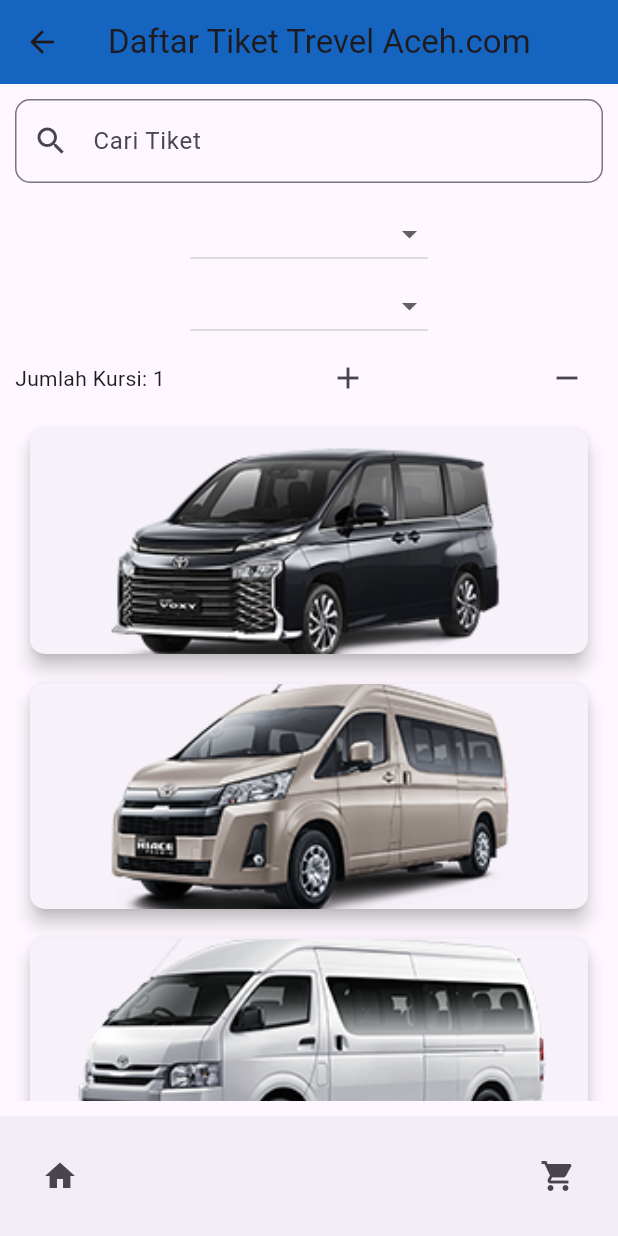
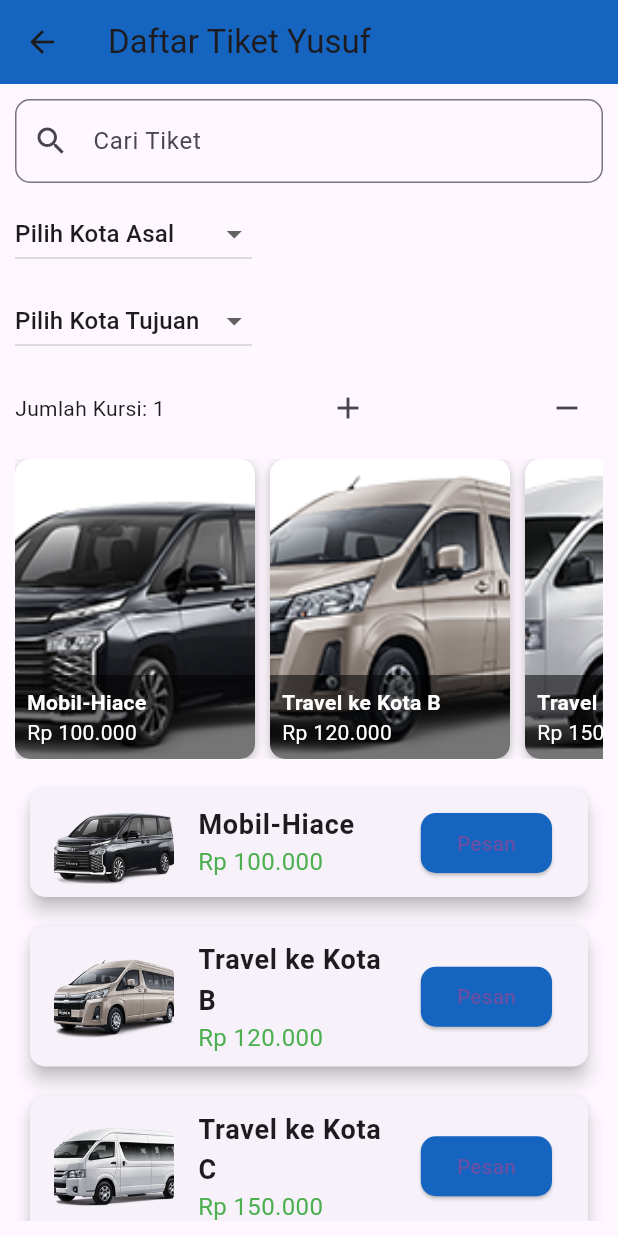
Before and after one commit to TEUNGKU-ZULKIFLI/ACEH_TICKET_TRAVEL_CAR, a Flutter app: the HomeScreen screen opened directly, on a phone screen of 412 x 824 dp. Run offline on Flutter 3.47's test engine with Material 3 defaults, Android fonts, the phone set to English and light mode, and no system bars.

Commit message:
yusuf membuat beberapa fitur page home screen.dart

```diff
--- a/lib/home_screen.dart
+++ b/lib/home_screen.dart
@@ -9,27 +9,34 @@ class _HomeScreenState extends State<HomeScreen> {
   final List<Map<String, String>> tickets = [
     {
       'image': 'assets/img/hiace_modern.png',
-      'title': 'Travel Lhoksemawe-Banda Aceh',
-      'price': 'Rp 150.000'
+      'title': 'Mobil-Hiace',
+      'price': 'Rp 100.000'
+
     },
     {
       'image': 'assets/img/hiace_coklat.png',
-      'title': 'Travel Lhoksemawe-Medan',
+      'title': 'Travel ke Kota B',
       'price': 'Rp 120.000'
     },
     {
       'image': 'assets/img/hiace_putih.png',
-      'title': 'Travel Lhoksemawe-Langsa',
-      'price': 'Rp 60.000'
+      'title': 'Travel ke Kota C',
+      'price': 'Rp 150.000'
     },
   ];
 
   String searchQuery = '';
   String selectedOriginCity = 'Pilih Kota Asal';
   String selectedDestinationCity = 'Pilih Kota Tujuan';
-  int selectedSeats = 1;
+  int selectedSeats = 1; // Jumlah kursi default
 
-  final List<String> cities = ['Kota Lhoksemawe', 'Kota Lhoksukon', 'Sigli', 'Perulak', 'Idi'];
+  final List<String> cities = [
+    'Kota Lhoksemawe',
+    'Kota Lhoksukon',
+    'Sigli',
+    'Perulak',
+    'Idi'
+  ];
 
   @override
   Widget build(BuildContext context) {
@@ -39,13 +46,15 @@ class _HomeScreenState extends State<HomeScreen> {
 
     return Scaffold(
       appBar: AppBar(
-        title: Text('Daftar Tiket Trevel Aceh.com'),
+        title: Text('Daftar Tiket Yusuf'),
         backgroundColor: Colors.blue[800],
       ),
       body: Padding(
         padding: EdgeInsets.all(10),
         child: Column(
+          crossAxisAlignment: CrossAxisAlignment.start,
           children: [
+            // Pencarian Tiket
             TextField(
               onChanged: (value) {
                 setState(() {
@@ -70,13 +79,15 @@ class _HomeScreenState extends State<HomeScreen> {
                   selectedOriginCity = newValue!;
                 });
               },
-              items: cities.map<DropdownMenuItem<String>>((String city) {
+              items: ['Pilih Kota Asal', ...cities].map<DropdownMenuItem<String>>((String city) {
                 return DropdownMenuItem<String>(
                   value: city,
                   child: Text(city),
                 );
               }).toList(),
             ),
+
+            SizedBox(height: 10),
 
             // Dropdown untuk memilih kota tujuan
             DropdownButton<String>(
@@ -86,13 +97,15 @@ class _HomeScreenState extends State<HomeScreen> {
                   selectedDestinationCity = newValue!;
                 });
               },
-              items: cities.map<DropdownMenuItem<String>>((String city) {
+              items: ['Pilih Kota Tujuan', ...cities].map<DropdownMenuItem<String>>((String city) {
                 return DropdownMenuItem<String>(
                   value: city,
                   child: Text(city),
                 );
               }).toList(),
             ),
+
+            SizedBox(height: 10),
 
             // Pilihan jumlah kursi
             Row(
@@ -118,6 +131,73 @@ class _HomeScreenState extends State<HomeScreen> {
               ],
             ),
 
+            SizedBox(height: 10),
+
+            // Gambar iklan mobil
+            Container(
+              height: 200,
+              child: ListView.builder(
+                scrollDirection: Axis.horizontal,
+                itemCount: tickets.length,
+                itemBuilder: (context, index) {
+                  final ticket = tickets[index];
+                  return Container(
+                    width: 160,
+                    margin: EdgeInsets.only(right: 10),
+                    decoration: BoxDecoration(
+                      borderRadius: BorderRadius.circular(10),
+                      boxShadow: [
+                        BoxShadow(
+                          color: Colors.black26,
+                          blurRadius: 5,
+                          offset: Offset(0, 2),
+                        ),
+                      ],
+                      color: Colors.white,
+                    ),
+                    child: ClipRRect(
+                      borderRadius: BorderRadius.circular(10),
+                      child: Stack(
+                        children: [
+                          Image.asset(
+                            ticket['image']!,
+                            width: 160,
+                            height: 200,
+                            fit: BoxFit.cover,
+                          ),
+                          Positioned(
+                            bottom: 0,
+                            left: 0,
+                            right: 0,
+                            child: Container(
+                              color: Colors.black54,
+                              padding: EdgeInsets.all(8.0),
+                              child: Column(
+                                crossAxisAlignment: CrossAxisAlignment.start,
+                                children: [
+                                  Text(
+                                    ticket['title']!,
+                                    style: TextStyle(color: Colors.white, fontWeight: FontWeight.bold),
+                                  ),
+                                  Text(
+                                    ticket['price']!,
+                                    style: TextStyle(color: Colors.white),
+                                  ),
+                                ],
+                              ),
+                            ),
+                          ),
+                        ],
+                      ),
+                    ),
+                  );
+                },
+              ),
+            ),
+
+            SizedBox(height: 10),
+
+            // Daftar Tiket
             Expanded(
               child: ListView.builder(
                 itemCount: filteredTickets.length,
@@ -129,13 +209,47 @@ class _HomeScreenState extends State<HomeScreen> {
                     shape: RoundedRectangleBorder(
                       borderRadius: BorderRadius.circular(10),
                     ),
-                    child: ClipRRect(
+                    child: ListTile(
+                      leading: ClipRRect(
                         borderRadius: BorderRadius.circular(10),
                         child: Image.asset(
                           ticket['image']!,
-                        width: double.infinity,
-                        height: 150,
+                          width: 80,
+                          height: 80,
                           fit: BoxFit.cover,
+                        ),
+                      ),
+                      title: Text(
+                        ticket['title']!,
+                        style: TextStyle(fontSize: 18, fontWeight: FontWeight.bold),
+                      ),
+                      subtitle: Text(
+                        ticket['price']!,
+                        style: TextStyle(fontSize: 16, color: Colors.green),
+                      ),
+                      trailing: ElevatedButton(
+                        onPressed: () {
+                          // Navigasi ke layar pemesanan tiket
+                          Navigator.push(
+                            context,
+                            MaterialPageRoute(
+                              builder: (context) => BookingScreen(
+                                title: ticket['title']!,
+                                price: ticket['price']!,
+                                originCity: selectedOriginCity,
+                                destinationCity: selectedDestinationCity,
+                                seats: selectedSeats,
+                              ),
+                            ),
+                          );
+                        },
+                        child: Text('Pesan'),
+                        style: ElevatedButton.styleFrom(
+                          backgroundColor: Colors.blue[800],
+                          shape: RoundedRectangleBorder(
+                            borderRadius: BorderRadius.circular(10),
+                          ),
+                        ),
                       ),
                     ),
                   );
@@ -145,46 +259,20 @@ class _HomeScreenState extends State<HomeScreen> {
           ],
         ),
       ),
-      bottomNavigationBar: BottomAppBar(
-        shape: CircularNotchedRectangle(),
-        notchMargin: 10.0,
-        child: Row(
-          mainAxisAlignment: MainAxisAlignment.spaceBetween,
-          children: [
-            IconButton(
-              icon: Icon(Icons.home),
-              onPressed: () {
-                // Aksi untuk kembali ke halaman utama
-              },
-            ),
-            IconButton(
-              icon: Icon(Icons.shopping_cart),
-              onPressed: () {
-                Navigator.push(
-                  context,
-                  MaterialPageRoute(
-                    builder: (context) => BookingScreen(
-                      originCity: selectedOriginCity,
-                      destinationCity: selectedDestinationCity,
-                      seats: selectedSeats,
-                    ),
-                  ),
-                );
-              },
-            ),
-          ],
-        ),
-      ),
     );
   }
 }
 
 class BookingScreen extends StatelessWidget {
+  final String title;
+  final String price;
   final String originCity;
   final String destinationCity;
   final int seats;
 
   BookingScreen({
+    required this.title,
+    required this.price,
     required this.originCity,
     required this.destinationCity,
     required this.seats,
@@ -202,63 +290,27 @@ class BookingScreen extends StatelessWidget {
         child: Column(
           crossAxisAlignment: CrossAxisAlignment.start,
           children: [
-            Text('Kota Asal: $originCity'),
-            Text('Kota Tujuan: $destinationCity'),
-            Text('Jumlah Kursi: $seats'),
+            Text(
+              'Detail Pemesanan',
+              style: TextStyle(fontSize: 24, fontWeight: FontWeight.bold),
+            ),
+            SizedBox(height: 10),
+            Text('Judul: $title', style: TextStyle(fontSize: 18)),
+            Text('Harga: $price', style: TextStyle(fontSize: 18)),
+            Text('Kota Asal: $originCity', style: TextStyle(fontSize: 18)),
+            Text('Kota Tujuan: $destinationCity', style: TextStyle(fontSize: 18)),
+            Text('Jumlah Kursi: $seats', style: TextStyle(fontSize: 18)),
             SizedBox(height: 20),
             Center(
               child: ElevatedButton(
                 onPressed: () {
-                  Navigator.push(
-                    context,
-                    MaterialPageRoute(
-                      builder: (context) => PaymentScreen(),
-                    ),
-                  );
+                  // Tindakan ketika tombol 'Pesan Sekarang' ditekan
+                  _showConfirmationDialog(context);
                 },
-                child: Text('Lanjut ke Pembayaran'),
-              ),
-            ),
-          ],
-        ),
-      ),
-    );
-  }
-}
-
-class PaymentScreen extends StatelessWidget {
-  @override
-  Widget build(BuildContext context) {
-    return Scaffold(
-      appBar: AppBar(
-        title: Text('Pembayaran'),
+                child: Text('Pesan Sekarang'),
+                style: ElevatedButton.styleFrom(
                   backgroundColor: Colors.blue[800],
                 ),
-      body: Padding(
-        padding: const EdgeInsets.all(16.0),
-        child: Column(
-          crossAxisAlignment: CrossAxisAlignment.start,
-          children: [
-            Text('Metode Pembayaran:', style: TextStyle(fontSize: 20, fontWeight: FontWeight.bold)),
-            ListTile(
-              leading: Icon(Icons.payment),
-              title: Text('Transfer Bank'),
-            ),
-            ListTile(
-              leading: Icon(Icons.credit_card),
-              title: Text('Kartu Kredit/Debit'),
-            ),
-            ListTile(
-              leading: Icon(Icons.money),
-              title: Text('Bayar di Tempat'),
-            ),
-            SizedBox(height: 20),
-            Center(
-              child: ElevatedButton(
-                onPressed: () {
-                  _showPaymentSuccessDialog(context);
-                },
-                child: Text('Bayar Sekarang'),
               ),
             ),
           ],
@@ -267,21 +319,47 @@ class PaymentScreen extends StatelessWidget {
     );
   }
 
-  void _showPaymentSuccessDialog(BuildContext context) {
+  void _showConfirmationDialog(BuildContext context) {
     showDialog(
       context: context,
       builder: (BuildContext context) {
         return AlertDialog(
-          title: Text("Pembayaran Sukses"),
-          content: Text('Pembayaran berhasil! Terima kasih telah memesan tiket.'),
+          title: Text("Konfirmasi Pemesanan"),
+          content: Text('Apakah Anda yakin ingin memesan tiket ini?'),
           actions: [
             TextButton(
               onPressed: () {
                 Navigator.of(context).pop();
+              },
+              child: Text("Batal"),
+            ),
+            TextButton(
+              onPressed: () {
+                // Logika pemesanan tiket bisa ditambahkan di sini
                 Navigator.of(context).pop();
+                _showSuccessDialog(context);
+              },
+              child: Text("Konfirmasi"),
+            ),
+          ],
+        );
+      },
+    );
+  }
+
+  void _showSuccessDialog(BuildContext context) {
+    showDialog(
+      context: context,
+      builder: (BuildContext context) {
+        return AlertDialog(
+          title: Text("Pemesanan Berhasil"),
+          content: Text('Tiket Anda telah dipesan!'),
+          actions: [
+            TextButton(
+              onPressed: () {
                 Navigator.of(context).pop();
               },
-              child: Text('OK'),
+              child: Text("OK"),
             ),
           ],
         );
```
Lines whose indentation alone changed are shown as unchanged.
